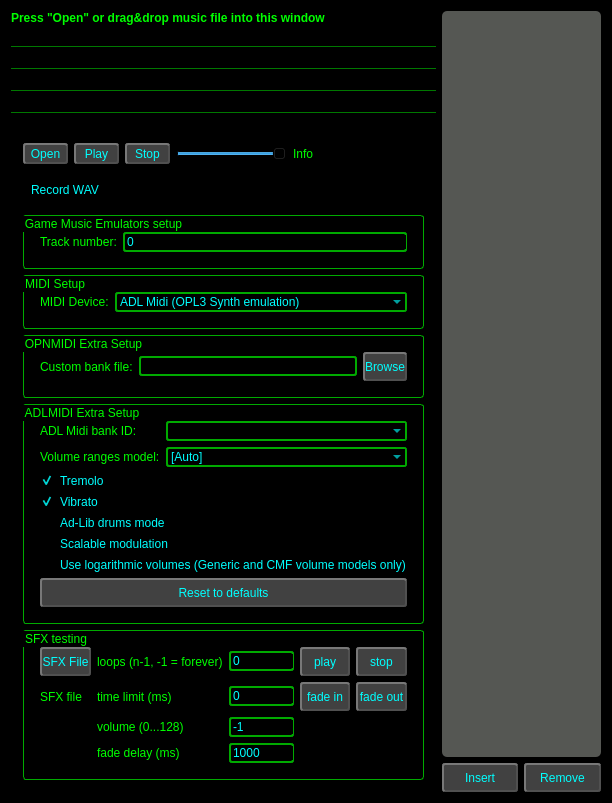
Before: the Qt Designer form MusicPlayer/MainWindow/mainwindow.ui in WohlSoft/Moondust-Project, drawn with Qt 5.
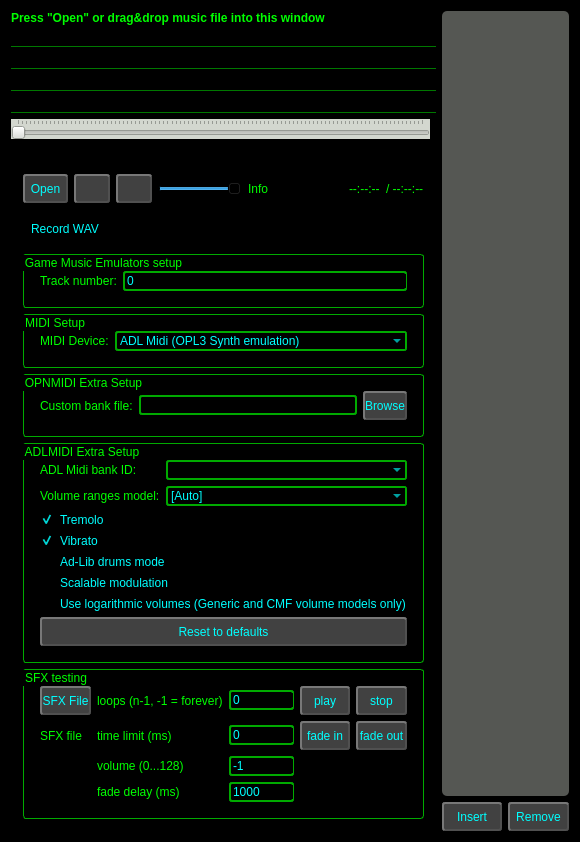
After: the same form once the commit is applied. Icons and pictures are not drawn.

Patch:
```diff
--- a/MusicPlayer/MainWindow/mainwindow.ui
+++ b/MusicPlayer/MainWindow/mainwindow.ui
@@ -6,8 +6,8 @@
    <rect>
     <x>0</x>
     <y>0</y>
-    <width>612</width>
-    <height>751</height>
+    <width>580</width>
+    <height>842</height>
    </rect>
   </property>
   <property name="minimumSize">
@@ -139,14 +139,14 @@
       </property>
      </widget>
     </item>
-    <item row="8" column="0" colspan="2">
+    <item row="9" column="0" colspan="2">
      <widget class="QCheckBox" name="recordWav">
       <property name="text">
        <string>Record WAV</string>
       </property>
      </widget>
     </item>
-    <item row="9" column="0" rowspan="2" colspan="2">
+    <item row="10" column="0" rowspan="2" colspan="2">
      <widget class="QFrame" name="frame">
       <property name="frameShape">
        <enum>QFrame::StyledPanel</enum>
@@ -155,6 +155,9 @@
        <enum>QFrame::Raised</enum>
       </property>
       <layout class="QGridLayout" name="gridLayout_2">
+       <property name="sizeConstraint">
+        <enum>QLayout::SetMinimumSize</enum>
+       </property>
        <item row="3" column="0" colspan="2">
         <widget class="QGroupBox" name="adlmidi_xtra">
          <property name="title">
@@ -515,7 +518,7 @@
       </property>
      </widget>
     </item>
-    <item row="7" column="0" colspan="2">
+    <item row="8" column="0" colspan="2">
      <widget class="QFrame" name="frame_2">
       <property name="minimumSize">
        <size>
@@ -530,6 +533,9 @@
        <enum>QFrame::Raised</enum>
       </property>
       <layout class="QHBoxLayout" name="horizontalLayout">
+       <property name="sizeConstraint">
+        <enum>QLayout::SetMinimumSize</enum>
+       </property>
        <item>
         <widget class="QPushButton" name="open">
          <property name="minimumSize">
@@ -553,11 +559,11 @@
         <widget class="QPushButton" name="play">
          <property name="minimumSize">
           <size>
-           <width>45</width>
+           <width>24</width>
            <height>0</height>
           </size>
          </property>
-         <property name="text">
+         <property name="toolTip">
           <string>Play</string>
          </property>
          <property name="shortcut">
@@ -572,11 +578,11 @@
         <widget class="QPushButton" name="stop">
          <property name="minimumSize">
           <size>
-           <width>45</width>
+           <width>24</width>
            <height>0</height>
           </size>
          </property>
-         <property name="text">
+         <property name="toolTip">
           <string>Stop</string>
          </property>
          <property name="shortcut">
@@ -620,24 +626,48 @@
          </property>
         </spacer>
        </item>
+       <item>
+        <widget class="QLabel" name="isLooping">
+         <property name="text">
+          <string/>
+         </property>
+         <property name="pixmap">
+          <pixmap resource="../_resources/musicplayer.qrc">:/loop_in_use.png</pixmap>
+         </property>
+        </widget>
+       </item>
+       <item>
+        <widget class="QLabel" name="playingTimeLabel">
+         <property name="text">
+          <string>--:--:--</string>
+         </property>
+        </widget>
+       </item>
+       <item>
+        <widget class="QLabel" name="playingTimeLenghtLabel">
+         <property name="text">
+          <string>/ --:--:--</string>
+         </property>
+        </widget>
+       </item>
       </layout>
      </widget>
     </item>
-    <item row="10" column="2">
+    <item row="11" column="2">
      <widget class="QPushButton" name="playListPush">
       <property name="text">
        <string>Insert</string>
       </property>
      </widget>
     </item>
-    <item row="10" column="3">
+    <item row="11" column="3">
      <widget class="QPushButton" name="playListPop">
       <property name="text">
        <string>Remove</string>
       </property>
      </widget>
     </item>
-    <item row="0" column="2" rowspan="10" colspan="2">
+    <item row="0" column="2" rowspan="11" colspan="2">
      <widget class="QListView" name="playList">
       <property name="styleSheet">
        <string notr="true">border-color: rgb(115, 210, 22);
@@ -648,6 +678,31 @@
       </property>
      </widget>
     </item>
+    <item row="5" column="0">
+     <widget class="QSlider" name="musicPosition">
+      <property name="styleSheet">
+       <string notr="true">background-color: rgb(211, 215, 207);</string>
+      </property>
+      <property name="maximum">
+       <number>100</number>
+      </property>
+      <property name="value">
+       <number>0</number>
+      </property>
+      <property name="orientation">
+       <enum>Qt::Horizontal</enum>
+      </property>
+      <property name="invertedAppearance">
+       <bool>false</bool>
+      </property>
+      <property name="invertedControls">
+       <bool>false</bool>
+      </property>
+      <property name="tickPosition">
+       <enum>QSlider::TicksAbove</enum>
+      </property>
+     </widget>
+    </item>
    </layout>
   </widget>
  </widget>
```
Left out of the diff: 11 changed lines with no effect on the pictures.
